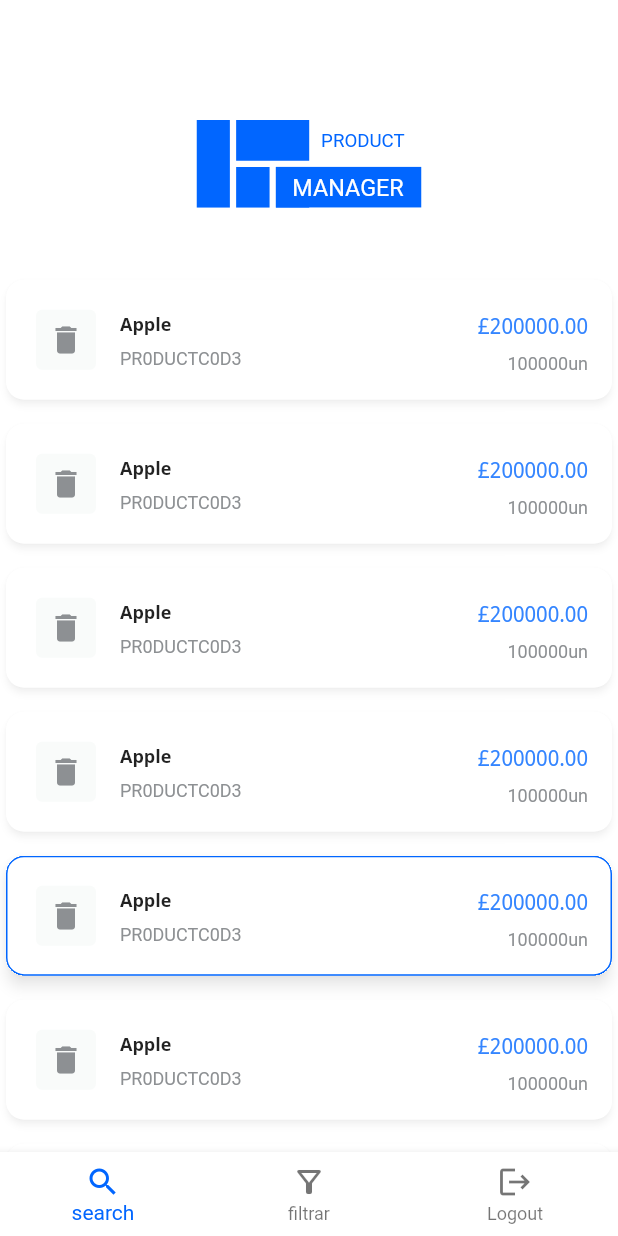
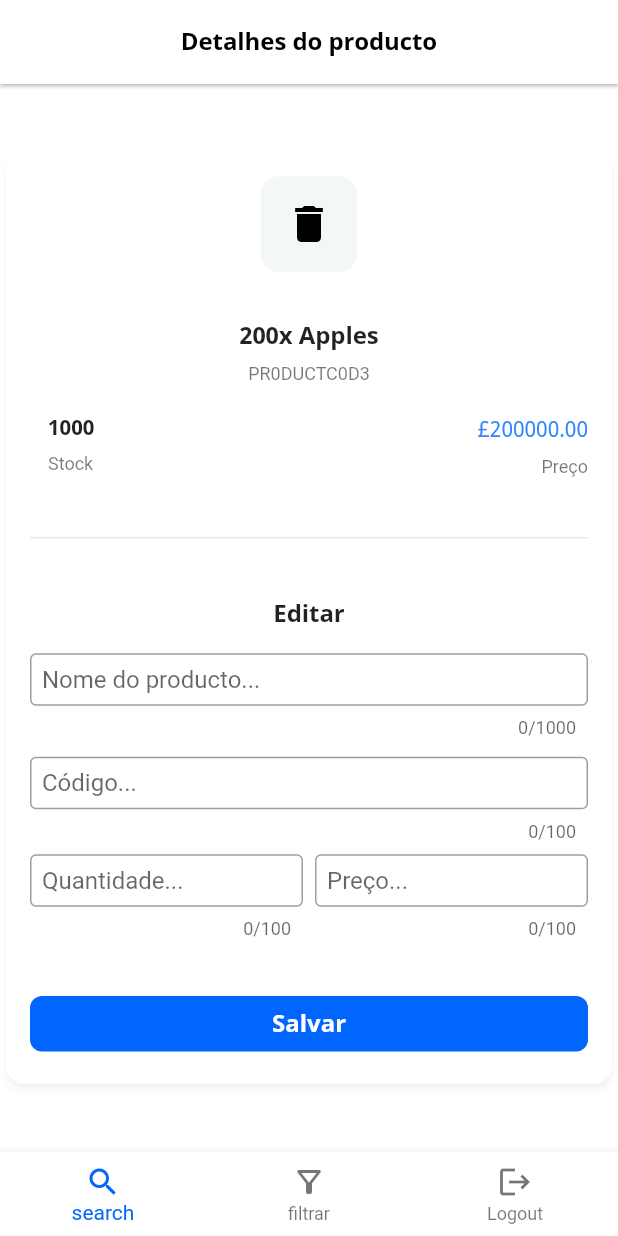
Before and after one commit to Trindade7/product-manager, a Flutter app: the screen it shows after launch, on a phone screen of 412 x 824 dp. Run offline on Flutter 3.47's test engine with Material 2 defaults, Android fonts, the phone set to English and light mode, and no system bars; our stand-ins replace bloc, equatable, flutter_bloc, flutter_svg, formz.

Commit message:
visual exploration: produtos e página de detalhes

```diff
--- a/lib/ui/styles.dart
+++ b/lib/ui/styles.dart
@@ -101,6 +101,8 @@ class TextStyles {
   static TextStyle get h2 =>
       h1.copyWith(fontSize: FontSizes.s24, letterSpacing: -.5, height: 1.16);
   static TextStyle get h3 =>
+      h1.copyWith(fontSize: FontSizes.s16, letterSpacing: -.05, height: 1.29);
+  static TextStyle get h4 =>
       h1.copyWith(fontSize: FontSizes.s14, letterSpacing: -.05, height: 1.29);
 
   static TextStyle get title1 => notoLatin.copyWith(
@@ -119,7 +121,6 @@ class TextStyles {
       fontSize: FontSizes.s12, height: 1.5, fontWeight: FontWeight.bold);
 
   static TextStyle get caption => notoLatin.copyWith(
-        fontWeight: FontWeight.bold,
         fontSize: FontSizes.s11,
         height: 1.36,
       );
--- a/lib/ui/theme.dart
+++ b/lib/ui/theme.dart
@@ -69,7 +69,7 @@ class AppTheme {
           type: t,
           bg1: const Color(0xfffafafa),
           surface1: Colors.white,
-          surface2: const Color(0xffebf0f3),
+          surface2: const Color(0xffF4F7F7),
           accent1: const Color(0xff0166ff),
           greyWeak: const Color(0xfff9fbfa),
           grey: const Color(0xff8d9093),
@@ -115,11 +115,23 @@ class AppTheme {
           selectionHandleColor: Colors.transparent,
           selectionColor: surface1,
         ),
-      buttonColor: accent1,
-      highlightColor: shift(accent1, .1),
-      toggleableActiveColor: accent1,
-      focusColor: accent1,
-    );
+        // buttonColor: Colors.white,
+        // highlightColor: shift(accent1, .1),
+        // toggleableActiveColor: accent1,
+        // focusColor: accent1,
+        textTheme: TextTheme(
+          headline1: TextStyles.h1,
+          headline2: TextStyles.h2,
+          headline3: TextStyles.h3,
+          headline4: TextStyles.h4,
+          bodyText1: TextStyles.body1,
+          bodyText2: TextStyles.body2,
+          subtitle1: TextStyles.title1,
+          subtitle2: TextStyles.title2,
+          caption: TextStyles.caption,
+          overline: TextStyles.caption,
+        ),
+        iconTheme: IconThemeData(color: inverseTextColor));
     // returna ThemeData
     return t;
   }
--- a/lib/ui/views/auth_page/auth_page.dart
+++ b/lib/ui/views/auth_page/auth_page.dart
@@ -6,7 +6,7 @@ import 'package:product_manager/ui/styles.dart';
 import 'package:product_manager/ui/theme.dart';
 import 'package:product_manager/ui/views/auth_page/cubit/login_cubit.dart';
 import 'package:product_manager/ui/views/auth_page/login_form.dart';
-import 'package:product_manager/ui/views/dumb_widgets/separator_box.dart';
+import 'package:product_manager/ui/views/widgets/separator_box.dart';
 import 'package:provider/provider.dart';
 
 class AuthPage extends StatefulWidget {
--- a/lib/ui/views/auth_page/login_form.dart
+++ b/lib/ui/views/auth_page/login_form.dart
@@ -3,7 +3,7 @@ import 'package:flutter_bloc/flutter_bloc.dart';
 import 'package:product_manager/ui/styles.dart';
 import 'package:product_manager/ui/theme.dart';
 import 'package:product_manager/ui/views/auth_page/cubit/login_cubit.dart';
-import 'package:product_manager/ui/views/dumb_widgets/separator_box.dart';
+import 'package:product_manager/ui/views/widgets/separator_box.dart';
 import 'package:formz/formz.dart';
 
 class LoginForm extends StatelessWidget {
--- a/lib/ui/views/widget_preview_page/_visual_explorariotion2.dart
+++ b/lib/ui/views/widget_preview_page/_visual_explorariotion2.dart
@@ -3,7 +3,7 @@ import 'package:flutter/rendering.dart';
 import 'package:flutter_svg/flutter_svg.dart';
 import 'package:product_manager/ui/styles.dart';
 import 'package:product_manager/ui/theme.dart';
-import 'package:product_manager/ui/views/dumb_widgets/separator_box.dart';
+import 'package:product_manager/ui/views/widgets/separator_box.dart';
 import 'package:provider/provider.dart';
 
 class WidgetPreviewPage extends StatelessWidget {
--- /dev/null
+++ b/lib/ui/views/widget_preview_page/_visual_exploration3.dart
@@ -0,0 +1,45 @@
+import 'package:flutter/material.dart';
+import 'package:flutter/rendering.dart';
+import 'package:flutter_svg/flutter_svg.dart';
+import 'package:product_manager/ui/styles.dart';
+import 'package:product_manager/ui/theme.dart';
+import 'package:product_manager/ui/views/widgets/product_tile_sm.dart';
+import 'package:product_manager/ui/views/widgets/square_icon_button.dart';
+import 'package:provider/provider.dart';
+
+class WidgetPreviewPage extends StatelessWidget {
+  @override
+  Widget build(BuildContext context) {
+    AppTheme theme = context.watch();
+    const bannerIcon = 'assets/images/project_manager_icon_p.svg';
+    return Scaffold(
+      bottomNavigationBar: BottomNavigationBar(
+        backgroundColor: Colors.white,
+        elevation: 5,
+        items: [
+          BottomNavigationBarItem(
+            icon: Icon(Icons.search),
+            label: 'search',
+          ),
+          BottomNavigationBarItem(
+            icon: Icon(Icons.filter_alt_outlined),
+            label: 'filtrar',
+          ),
+          BottomNavigationBarItem(
+            icon: Icon(Icons.logout),
+            label: 'Logout',
+          ),
+        ],
+      ),
+      body: SingleChildScrollView(
+        child: Center(
+          child: Container(
+            child: Column(
+              children: [SquareIconButton(icon: Icon(Icons.delete))],
+            ),
+          ),
+        ),
+      ),
+    );
+  }
+}
--- a/lib/ui/views/widget_preview_page/_visual_exploration_one.dart
+++ b/lib/ui/views/widget_preview_page/_visual_exploration_one.dart
@@ -2,14 +2,13 @@ import 'package:flutter/material.dart';
 import 'package:flutter/rendering.dart';
 import 'package:product_manager/ui/styles.dart';
 import 'package:product_manager/ui/theme.dart';
-import 'package:product_manager/ui/views/dumb_widgets/separator_box.dart';
+import 'package:product_manager/ui/views/widgets/separator_box.dart';
 import 'package:provider/provider.dart';
 
 class WidgetPreviewPage extends StatelessWidget {
   @override
   Widget build(BuildContext context) {
-    return Container(
-      child: Scaffold(
+    return Scaffold(
       bottomNavigationBar: BottomNavigationBar(
         backgroundColor: Colors.white,
         elevation: 5,
@@ -48,7 +47,6 @@ class WidgetPreviewPage extends StatelessWidget {
                 ProductTileMd(),
                 ProductTileMd(selected: true),
               ],
-              ),
             ),
           ),
         ),
--- a/lib/ui/views/widget_preview_page/widget_preview_page.dart
+++ b/lib/ui/views/widget_preview_page/widget_preview_page.dart
@@ -1,17 +1,25 @@
 import 'package:flutter/material.dart';
 import 'package:flutter/rendering.dart';
-import 'package:flutter_svg/flutter_svg.dart';
 import 'package:product_manager/ui/styles.dart';
 import 'package:product_manager/ui/theme.dart';
-import 'package:product_manager/ui/views/dumb_widgets/separator_box.dart';
+import 'package:product_manager/ui/views/widgets/separator_box.dart';
+import 'package:product_manager/ui/views/widgets/square_icon_button.dart';
 import 'package:provider/provider.dart';
 
 class WidgetPreviewPage extends StatelessWidget {
   @override
   Widget build(BuildContext context) {
     AppTheme theme = context.watch();
-    const bannerIcon = 'assets/images/project_manager_icon_p.svg';
     return Scaffold(
+      appBar: AppBar(
+        title: Text(
+          'Detalhes do producto',
+          style: TextStyles.h3.copyWith(color: theme.mainTextColor),
+        ),
+        centerTitle: true,
+        backgroundColor: Theme.of(context).cardColor,
+        elevation: 1,
+      ),
       bottomNavigationBar: BottomNavigationBar(
         backgroundColor: Colors.white,
         elevation: 5,
@@ -30,95 +38,197 @@ class WidgetPreviewPage extends StatelessWidget {
           ),
         ],
       ),
-      body: SingleChildScrollView(
-        child: Column(
-          // mainAxisAlignment: MainAxisAlignment.center,
-          children: [
-            Container(
-              child: SvgPicture.asset(
-                bannerIcon,
-                width: 150,
+      body: Center(
+        child: SingleChildScrollView(
+          child: ConstrainedBox(
+            constraints: BoxConstraints(maxWidth: 450, minWidth: 300),
+            child: Container(
+              child: Card(
+                shape: RoundedRectangleBorder(
+                  borderRadius: Corners.lgBorder,
                 ),
-              padding: EdgeInsets.fromLTRB(
-                Insets.lg,
-                2 * Insets.offset,
-                Insets.lg,
-                Insets.offset,
+                elevation: 2,
+                shadowColor: Colors.black26,
+                child: Padding(
+                  padding: const EdgeInsets.all(Insets.lg),
+                  child: EditProductForm(theme: theme),
                 ),
-              color: theme.surface1,
-              width: double.infinity,
               ),
-            ProductTileSm(),
-            ProductTileSm(),
-            ProductTileSm(),
-            ProductTileSm(),
-            ProductTileSm(selected: true),
-            ProductTileSm(),
-            ProductTileSm(),
-          ],
+            ),
+          ),
         ),
       ),
     );
   }
 }
 
-class ProductTileSm extends StatelessWidget {
-  ProductTileSm({Key? key, this.selected = false}) : super(key: key);
-  final selected;
+class EditProductForm extends StatelessWidget {
+  const EditProductForm({
+    Key? key,
+    required this.theme,
+  }) : super(key: key);
+
+  final AppTheme theme;
 
   @override
   Widget build(BuildContext context) {
-    AppTheme theme = context.watch();
-    return Card(
-      shape: RoundedRectangleBorder(
-        borderRadius: Corners.lgBorder,
-        side: BorderSide(
-          color: selected ? theme.accent1 : Colors.transparent,
+    return Column(
+      children: [
+        ProductSummary(theme: theme),
+        SeparatorBox.xLarge(),
+        Divider(),
+        SeparatorBox.xLarge(),
+        Text(
+          'Editar',
+          style: TextStyles.h3,
+        ),
+        SeparatorBox.large(),
+        //Nome
+        TextField(
+          decoration: InputDecoration(
+            border: OutlineInputBorder(
+              borderRadius: Corners.smBorder,
+            ),
+            hintText: "Nome do producto...",
+            contentPadding: EdgeInsets.all(Insets.sm),
+            isDense: true,
+          ),
+          maxLines: 3,
+          minLines: 1,
+          maxLength: 1000,
+        ),
+        SeparatorBox.medium(),
+        // Código
+        TextField(
+          decoration: InputDecoration(
+            border: OutlineInputBorder(
+              borderRadius: Corners.smBorder,
+            ),
+            hintText: "Código...",
+            contentPadding: EdgeInsets.all(Insets.sm),
+            isDense: true,
+          ),
+          maxLength: 100,
+        ),
+        SeparatorBox.small(),
+        // Stock Preço
+        Row(
+          children: [
+            // Stock
+            Expanded(
+              child: TextField(
+                decoration: InputDecoration(
+                  border: OutlineInputBorder(
+                    borderRadius: Corners.smBorder,
+                  ),
+                  hintText: "Quantidade...",
+                  contentPadding: EdgeInsets.all(Insets.sm),
+                  isDense: true,
+                ),
+                maxLength: 100,
               ),
             ),
-      clipBehavior: Clip.hardEdge,
-      margin: EdgeInsets.symmetric(
-        horizontal: Insets.sm * 0.5,
-        vertical: Insets.sm,
+            SeparatorBox.small(),
+            // Preço
+            Expanded(
+              child: TextField(
+                decoration: InputDecoration(
+                  border: OutlineInputBorder(
+                    borderRadius: Corners.smBorder,
                   ),
-      semanticContainer: true,
-      elevation: selected ? 4 : 2,
-      shadowColor: selected ? Colors.black45 : Colors.black26,
-      child: Padding(
-        padding: const EdgeInsets.all(Insets.lg),
-        child: Column(
-          mainAxisAlignment: MainAxisAlignment.start,
-          crossAxisAlignment: CrossAxisAlignment.start,
+                  hintText: "Preço...",
+                  contentPadding: EdgeInsets.all(Insets.sm),
+                  isDense: true,
+                ),
+                maxLength: 100,
+              ),
+            ),
+          ],
+        ),
+        SeparatorBox.xLarge(),
+        Row(
           children: [
+            Expanded(
+              child: TextButton(
+                onPressed: () {},
+                style: TextButton.styleFrom(
+                  backgroundColor: Theme.of(context).primaryColor,
+                  shape: RoundedRectangleBorder(
+                    borderRadius: Corners.mdBorder,
+                  ),
+                ),
+                child: Text(
+                  'Salvar',
+                  style: TextStyles.title1.copyWith(color: Colors.white),
+                ),
+              ),
+            ),
+          ],
+        ),
+      ],
+    );
+  }
+}
+
+class ProductSummary extends StatelessWidget {
+  const ProductSummary({
+    Key? key,
+    required this.theme,
+  }) : super(key: key);
+
+  final AppTheme theme;
+
+  @override
+  Widget build(BuildContext context) {
+    return Column(
+      children: [
+        SquareIconButton(
+          icon: Icon(
+            Icons.delete,
+            size: IconSizes.lg,
+            color: theme.mainTextColor,
+          ),
+          onPressedCallback: () {},
+          padding: Insets.lg,
+        ),
+        SeparatorBox.xLarge(),
+        //Nome
+        Text(
+          '200x Apples',
+          style: TextStyles.h3,
+        ),
+        SeparatorBox.small(),
+        // Código
+        Text(
+          'PR0DUCTC0D3',
+          style: Theme.of(context).textTheme.caption,
+        ),
+        SeparatorBox.large(),
         Row(
           crossAxisAlignment: CrossAxisAlignment.center,
           children: [
-                // Imagem do producto
-                DeleteProductBtn(selected: selected),
             SeparatorBox.medium(),
-                // Nome  do producto
+            // Stock
             Expanded(
               flex: 10,
               child: Column(
                 crossAxisAlignment: CrossAxisAlignment.start,
                 children: [
                   Text(
-                        'Apple',
+                    '1000',
                     overflow: TextOverflow.ellipsis,
-                        style: TextStyles.body3,
+                    style: TextStyles.title2,
                   ),
                   SeparatorBox.small(),
                   Text(
-                        'PR0DUCTC0D3',
-                        style: Theme.of(context).textTheme.caption?.copyWith(
-                              color: theme.grey,
-                            ),
+                    'Stock',
+                    style: Theme.of(context).textTheme.caption,
                   ),
                 ],
               ),
             ),
             SeparatorBox.medium(),
-                // Preço do producto
+            // Preço
             Column(
               crossAxisAlignment: CrossAxisAlignment.end,
               children: [
@@ -129,69 +239,14 @@ class ProductTileSm extends StatelessWidget {
                 ),
                 SeparatorBox.small(),
                 Text(
-                      '100000un',
-                      style: Theme.of(context).textTheme.caption?.copyWith(
-                            color: theme.grey,
-                          ),
+                  'Preço',
+                  style: Theme.of(context).textTheme.caption,
                 ),
               ],
             )
           ],
         ),
       ],
-        ),
-      ),
     );
   }
 }
-
-class DeleteProductBtn extends StatelessWidget {
-  final bool selected;
-  final Function? onPressedCallback;
-  final IconSizes iconSize;
-  final Insets padding;
-
-  const DeleteProductBtn({
-    this.onPressedCallback,
-    this.selected = false, this.iconSize = IconSizes.md, this.padding = ,
-  });
-
-  @override
-  Widget build(BuildContext context) {
-    AppTheme theme = context.watch();
-    return TextButton(
-      onPressed: (onPressedCallback != null) ? () => onPressedCallback : null,
-      child: Icon(
-        Icons.delete,
-        color: theme.grey,
-      ),
-      style: TextButton.styleFrom(
-        backgroundColor: theme.greyWeak,
-        padding: const EdgeInsets.all(Insets.sm),
-        minimumSize: const Size(IconSizes.md, IconSizes.md),
-      ),
-    );
-  }
-}
-
-class DeleteProductBtn0 extends StatelessWidget {
-  final bool selected;
-
-  const DeleteProductBtn0({this.selected = false});
-
-  @override
-  Widget build(BuildContext context) {
-    AppTheme theme = context.watch();
-    return Container(
-      padding: EdgeInsets.all(Insets.sm),
-      decoration: BoxDecoration(
-        color: selected ? Colors.red[50] : Colors.blueGrey[50],
-        borderRadius: Corners.lgBorder,
-      ),
-      child: Icon(
-        Icons.delete,
-        color: theme.grey,
-      ),
-    );
-  }
-}
--- /dev/null
+++ b/lib/ui/views/widgets/product_tile_sm.dart
@@ -0,0 +1,98 @@
+import 'package:flutter/material.dart';
+import 'package:flutter/rendering.dart';
+import 'package:product_manager/ui/styles.dart';
+import 'package:product_manager/ui/theme.dart';
+import 'package:product_manager/ui/views/widgets/separator_box.dart';
+import 'package:product_manager/ui/views/widgets/square_icon_button.dart';
+import 'package:provider/provider.dart';
+
+class ProductTileSm extends StatelessWidget {
+  ProductTileSm({Key? key, this.selected = false}) : super(key: key);
+  final selected;
+
+  @override
+  Widget build(BuildContext context) {
+    AppTheme theme = context.watch();
+    return Card(
+      shape: RoundedRectangleBorder(
+        borderRadius: Corners.lgBorder,
+        side: BorderSide(
+          color: selected ? theme.accent1 : Colors.transparent,
+        ),
+      ),
+      clipBehavior: Clip.hardEdge,
+      margin: EdgeInsets.symmetric(
+        horizontal: Insets.sm * 0.5,
+        vertical: Insets.sm,
+      ),
+      semanticContainer: true,
+      elevation: selected ? 4 : 2,
+      shadowColor: selected ? Colors.black45 : Colors.black26,
+      child: Padding(
+        padding: const EdgeInsets.all(Insets.lg),
+        child: Column(
+          mainAxisAlignment: MainAxisAlignment.start,
+          crossAxisAlignment: CrossAxisAlignment.start,
+          children: [
+            Row(
+              crossAxisAlignment: CrossAxisAlignment.center,
+              children: [
+                // Delete button
+                SquareIconButton(
+                  icon: Icon(
+                    Icons.delete,
+                    color: theme.grey,
+                    size: IconSizes.md,
+                  ),
+                  selected: selected,
+                  onPressedCallback: () {},
+                ),
+                SeparatorBox.medium(),
+                // Nome e códio do producto
+                Expanded(
+                  flex: 10,
+                  child: Column(
+                    crossAxisAlignment: CrossAxisAlignment.start,
+                    children: [
+                      // Nome
+                      Text(
+                        '200x Apples',
+                        overflow: TextOverflow.ellipsis,
+                        style: TextStyles.body3,
+                      ),
+                      SeparatorBox.small(),
+                      // Códio
+                      Text(
+                        'PR0DUCTC0D3',
+                        style: Theme.of(context).textTheme.caption,
+                      ),
+                    ],
+                  ),
+                ),
+                SeparatorBox.medium(),
+                // Preço e stock do producto
+                Column(
+                  crossAxisAlignment: CrossAxisAlignment.end,
+                  children: [
+                    // Preço
+                    Text(
+                      '£200.00',
+                      style: TextStyles.body1
+                          .copyWith(color: theme.shift(theme.accent1, 0.1)),
+                    ),
+                    const SeparatorBox.small(),
+                    // Stock
+                    Text(
+                      '1000un',
+                      style: Theme.of(context).textTheme.caption,
+                    ),
+                  ],
+                )
+              ],
+            ),
+          ],
+        ),
+      ),
+    );
+  }
+}
--- a/lib/ui/views/dumb_widgets/separator_box.dart
+++ b/lib/ui/views/widgets/separator_box.dart
@@ -7,22 +7,22 @@ class SeparatorBox extends StatelessWidget {
   final double _size;
   final double _scale;
 
-  SeparatorBox.xSmall({double scale = 1})
+  const SeparatorBox.xSmall({double scale = 1})
       : this._size = Insets.xs,
         this._scale = scale;
-  SeparatorBox.small({double scale = 1})
+  const SeparatorBox.small({double scale = 1})
       : this._size = Insets.sm,
         this._scale = scale;
-  SeparatorBox.medium({double scale = 1})
+  const SeparatorBox.medium({double scale = 1})
       : this._size = Insets.md,
         this._scale = scale;
-  SeparatorBox.large({double scale = 1})
+  const SeparatorBox.large({double scale = 1})
       : this._size = Insets.lg,
         this._scale = scale;
-  SeparatorBox.xLarge({double scale = 1})
+  const SeparatorBox.xLarge({double scale = 1})
       : this._size = Insets.xl,
         this._scale = scale;
-  SeparatorBox.offset({double scale = 1})
+  const SeparatorBox.offset({double scale = 1})
       : this._size = Insets.offset,
         this._scale = scale;
 
--- /dev/null
+++ b/lib/ui/views/widgets/square_icon_button.dart
@@ -0,0 +1,38 @@
+import 'package:flutter/material.dart';
+import 'package:product_manager/ui/styles.dart';
+import 'package:product_manager/ui/theme.dart';
+import 'package:provider/provider.dart';
+
+class SquareIconButton extends StatelessWidget {
+  final bool selected;
+  final Function? onPressedCallback;
+  final double iconSize;
+  final double padding;
+  final Color? backgroundColor;
+  final Icon icon;
+  const SquareIconButton({
+    required this.icon,
+    this.backgroundColor,
+    this.onPressedCallback,
+    this.selected = false,
+    this.iconSize = IconSizes.md,
+    this.padding = Insets.sm,
+  });
+
+  @override
+  Widget build(BuildContext context) {
+    AppTheme theme = context.watch();
+    return TextButton(
+      onPressed: (onPressedCallback != null)
+          ? () => onPressedCallback
+          : null, // quando não tem callback disabilita o botão
+      child: icon,
+      style: TextButton.styleFrom(
+        backgroundColor: backgroundColor ?? theme.surface2,
+        padding: EdgeInsets.all(padding),
+        minimumSize: Size(42, 42),
+        shape: RoundedRectangleBorder(borderRadius: Corners.lgBorder),
+      ),
+    );
+  }
+}
```
Lines whose indentation alone changed are shown as unchanged.
